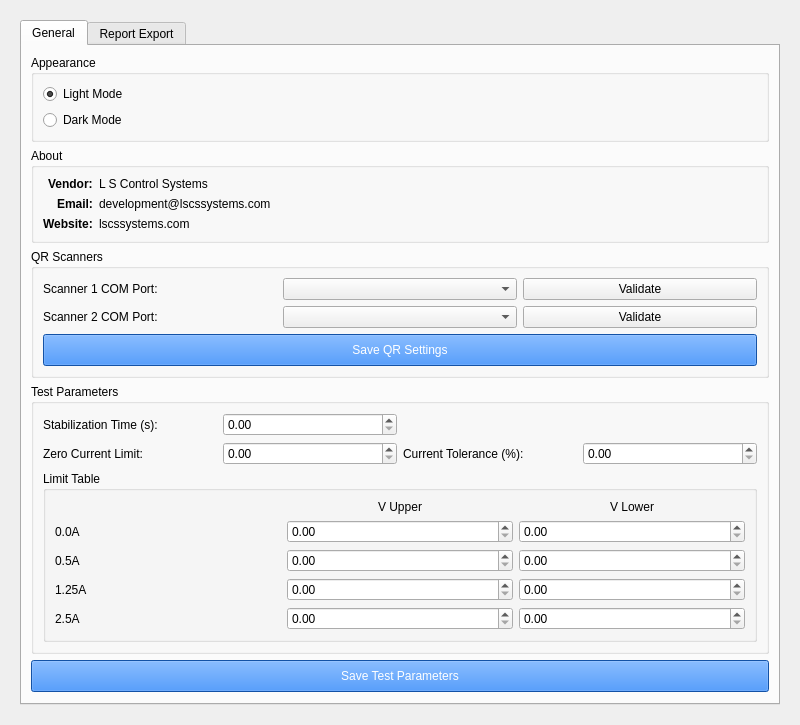
This is src/ui/forms/settings.ui in SuryaPrasathB/Comminent-PCB-Tester as Qt 5 draws it before an edit. The edited form follows.
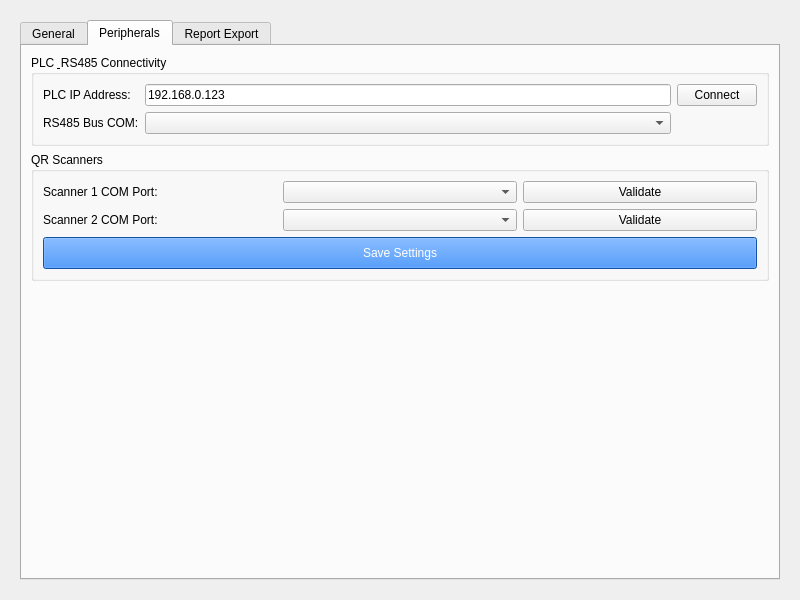
This is the edited form. The open tabs and pages were chosen to show the change.

The edit to the form file:
```diff
--- a/src/ui/forms/settings.ui
+++ b/src/ui/forms/settings.ui
@@ -143,59 +143,7 @@
          </layout>
         </widget>
        </item>
-       <item>
-        <widget class="QGroupBox" name="groupBox_qr_scanners">
-         <property name="title">
-          <string>QR Scanners</string>
-         </property>
-         <layout class="QGridLayout" name="gridLayout_qr_scanners">
-          <item row="0" column="0">
-           <widget class="QLabel" name="label_qr1_port">
-            <property name="text">
-             <string>Scanner 1 COM Port:</string>
-            </property>
-           </widget>
-          </item>
-          <item row="0" column="1">
-           <widget class="QComboBox" name="combo_qr1_port"/>
-          </item>
-          <item row="0" column="2">
-           <widget class="QPushButton" name="btn_validate_qr1">
-            <property name="text">
-             <string>Validate</string>
-            </property>
-           </widget>
-          </item>
-          <item row="1" column="0">
-           <widget class="QLabel" name="label_qr2_port">
-            <property name="text">
-             <string>Scanner 2 COM Port:</string>
-            </property>
-           </widget>
-          </item>
-          <item row="1" column="1">
-           <widget class="QComboBox" name="combo_qr2_port"/>
-          </item>
-          <item row="1" column="2">
-           <widget class="QPushButton" name="btn_validate_qr2">
-            <property name="text">
-             <string>Validate</string>
-            </property>
-           </widget>
-          </item>
-          <item row="2" column="0" colspan="3">
-           <widget class="QPushButton" name="btn_save_qr_settings">
-            <property name="styleSheet">
-             <string>background-color: #1a73e8; color: white; padding: 8px;</string>
-            </property>
-            <property name="text">
-             <string>Save QR Settings</string>
-            </property>
-           </widget>
-          </item>
-         </layout>
-        </widget>
-       </item>
+
        <item>
         <widget class="QGroupBox" name="groupBox_test_params">
          <property name="title">
@@ -418,6 +366,119 @@
        </item>
       </layout>
      </widget>
+     <widget class="QWidget" name="tab_peripherals">
+      <attribute name="title">
+       <string>Peripherals</string>
+      </attribute>
+      <layout class="QVBoxLayout" name="verticalLayout_peripherals">
+       <item>
+        <widget class="QGroupBox" name="groupBox_plc">
+         <property name="title">
+          <string>PLC &amp; RS485 Connectivity</string>
+         </property>
+         <layout class="QGridLayout" name="gridLayout_plc">
+          <item row="0" column="0">
+           <widget class="QLabel" name="label_plc_ip">
+            <property name="text">
+             <string>PLC IP Address:</string>
+            </property>
+           </widget>
+          </item>
+          <item row="0" column="1">
+           <widget class="QLineEdit" name="lineEdit_plc_ip">
+            <property name="text">
+             <string>192.168.0.123</string>
+            </property>
+           </widget>
+          </item>
+          <item row="0" column="2">
+           <widget class="QPushButton" name="btn_plc_connect">
+            <property name="text">
+             <string>Connect</string>
+            </property>
+           </widget>
+          </item>
+          <item row="1" column="0">
+           <widget class="QLabel" name="label_plc_com">
+            <property name="text">
+             <string>RS485 Bus COM:</string>
+            </property>
+           </widget>
+          </item>
+          <item row="1" column="1">
+           <widget class="QComboBox" name="combo_rs485_port"/>
+          </item>
+         </layout>
+        </widget>
+       </item>
+       <item>
+        <widget class="QGroupBox" name="groupBox_qr_scanners">
+         <property name="title">
+          <string>QR Scanners</string>
+         </property>
+         <layout class="QGridLayout" name="gridLayout_qr_scanners">
+          <item row="0" column="0">
+           <widget class="QLabel" name="label_qr1_port">
+            <property name="text">
+             <string>Scanner 1 COM Port:</string>
+            </property>
+           </widget>
+          </item>
+          <item row="0" column="1">
+           <widget class="QComboBox" name="combo_qr1_port"/>
+          </item>
+          <item row="0" column="2">
+           <widget class="QPushButton" name="btn_validate_qr1">
+            <property name="text">
+             <string>Validate</string>
+            </property>
+           </widget>
+          </item>
+          <item row="1" column="0">
+           <widget class="QLabel" name="label_qr2_port">
+            <property name="text">
+             <string>Scanner 2 COM Port:</string>
+            </property>
+           </widget>
+          </item>
+          <item row="1" column="1">
+           <widget class="QComboBox" name="combo_qr2_port"/>
+          </item>
+          <item row="1" column="2">
+           <widget class="QPushButton" name="btn_validate_qr2">
+            <property name="text">
+             <string>Validate</string>
+            </property>
+           </widget>
+          </item>
+          <item row="2" column="0" colspan="3">
+           <widget class="QPushButton" name="btn_save_peripherals">
+            <property name="styleSheet">
+             <string>background-color: #1a73e8; color: white; padding: 8px;</string>
+            </property>
+            <property name="text">
+             <string>Save Settings</string>
+            </property>
+           </widget>
+          </item>
+         </layout>
+        </widget>
+       </item>
+       <item>
+        <spacer name="verticalSpacer_peripherals">
+         <property name="orientation">
+          <enum>Qt::Vertical</enum>
+         </property>
+         <property name="sizeHint" stdset="0">
+          <size>
+           <width>20</width>
+           <height>40</height>
+          </size>
+         </property>
+        </spacer>
+       </item>
+      </layout>
+     </widget>
      <widget class="QWidget" name="tab_report">
       <attribute name="title">
        <string>Report Export</string>
```
